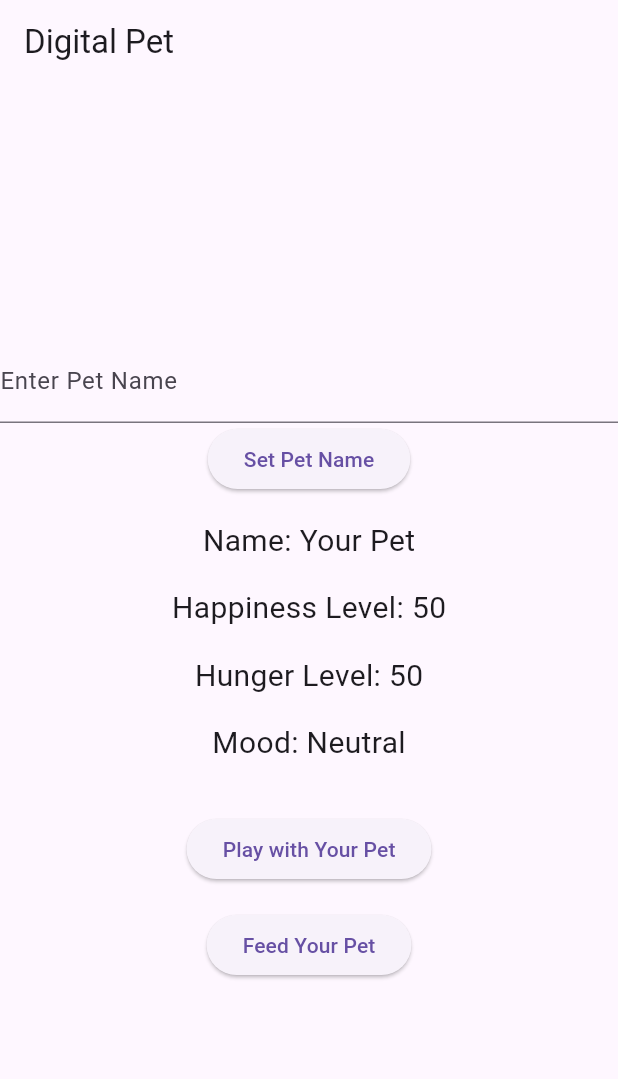
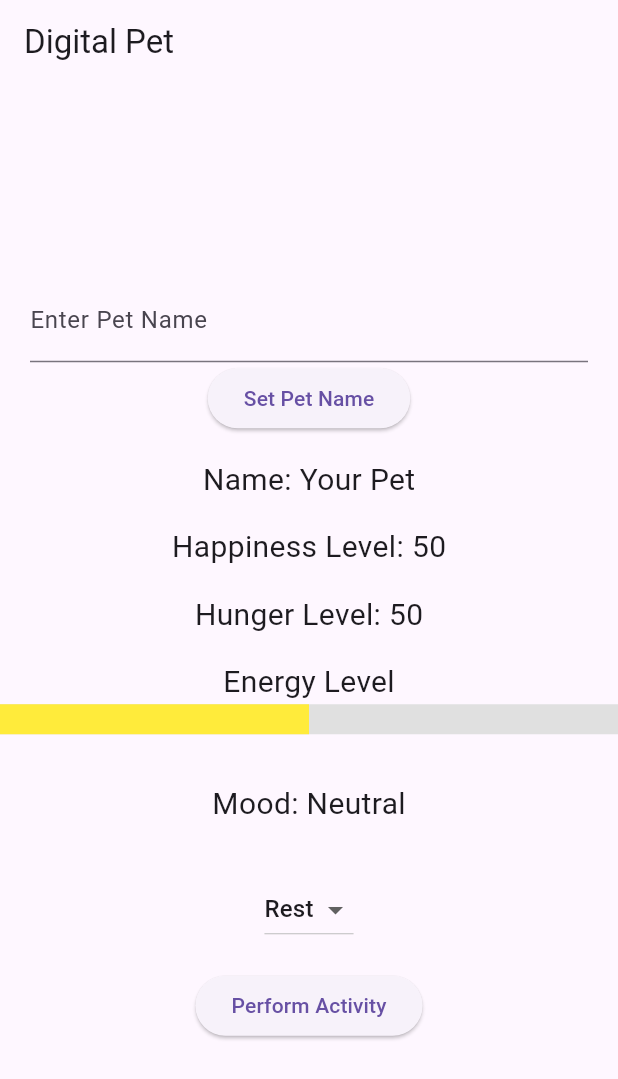
Before and after one commit to Harisurya123-byte/classActivityGroupChallenge, a Flutter app: the screen it shows after launch, on a phone screen of 412 x 824 dp. Shown: the top 1079 px of the screen. Run offline on Flutter 3.47's test engine with Material 3 defaults, Android fonts, the light colour scheme and no system bars.

Commit message:
Modified bonus task related changes

```diff
--- a/lib/main.dart
+++ b/lib/main.dart
@@ -16,16 +16,19 @@
   String petName = "Your Pet";
   int happinessLevel = 50;
   int hungerLevel = 50;
+  int energyLevel = 50;
   String mood = "Neutral";
   Color petColor = Colors.yellow;
+  String selectedActivity = 'Rest';
   TextEditingController nameController = TextEditingController();
 
   @override
   void initState() {
     super.initState();
-    // Automatically increase hunger every 30 seconds
+    // Automatically increase hunger and decrease energy every 30 seconds
     Timer.periodic(Duration(seconds: 30), (timer) {
       _autoIncreaseHunger();
+      _autoDecreaseEnergy();
       _checkWinLossConditions();
     });
   }
@@ -35,6 +38,7 @@
     setState(() {
       happinessLevel = (happinessLevel + 10).clamp(0, 100);
       _updateHunger();
+      _updateEnergy(-10);  // Playing decreases energy
       _updatePetColor();
       _updateMood();
       _checkWinLossConditions();
@@ -46,27 +50,31 @@
     setState(() {
       hungerLevel = (hungerLevel - 10).clamp(0, 100);
       _updateHappiness();
+      _updateEnergy(5);  // Feeding increases energy
       _updatePetColor();
       _updateMood();
       _checkWinLossConditions();
     });
   }
 
-  // Update happiness based on hunger level
-  void _updateHappiness() {
-    if (hungerLevel < 30) {
-      happinessLevel = (happinessLevel - 20).clamp(0, 100);
-    } else {
-      happinessLevel = (happinessLevel + 10).clamp(0, 100);
+  // Function to handle activity selection
+  void _performActivity() {
+    setState(() {
+      if (selectedActivity == 'Play') {
+        _playWithPet();
+      } else if (selectedActivity == 'Rest') {
+        _updateEnergy(15);  // Resting increases energy
+        _updateHappiness();
+      } else if (selectedActivity == 'Feed') {
+        _feedPet();
       }
+      _checkWinLossConditions();
+    });
   }
 
-  // Increase hunger level slightly when playing with the pet
-  void _updateHunger() {
-    hungerLevel = (hungerLevel + 5).clamp(0, 100);
-    if (hungerLevel >= 100) {
-      happinessLevel = (happinessLevel - 20).clamp(0, 100);
-    }
+  // Function to update energy based on activity
+  void _updateEnergy(int change) {
+    energyLevel = (energyLevel + change).clamp(0, 100);
   }
 
   // Auto increase hunger every 30 seconds
@@ -76,6 +84,13 @@
       if (hungerLevel >= 100) {
         happinessLevel = (happinessLevel - 20).clamp(0, 100);
       }
+    });
+  }
+
+  // Auto decrease energy every 30 seconds
+  void _autoDecreaseEnergy() {
+    setState(() {
+      energyLevel = (energyLevel - 5).clamp(0, 100);
     });
   }
 
@@ -101,6 +116,24 @@
     }
   }
 
+  // Update happiness based on hunger level
+  void _updateHappiness() {
+    if (hungerLevel < 30) {
+      happinessLevel = (happinessLevel - 20).clamp(0, 100);
+    } else {
+      happinessLevel = (happinessLevel + 10).clamp(0, 100);
+    }
+  }
+
+  // Update hunger when playing with the pet
+  void _updateHunger() {
+    hungerLevel = (hungerLevel + 5).clamp(0, 100);
+    if (hungerLevel > 100) {
+      hungerLevel = 100;
+      happinessLevel = (happinessLevel - 20).clamp(0, 100);
+    }
+  }
+
   // Set a custom name for the pet
   void _setPetName() {
     setState(() {
@@ -111,14 +144,12 @@
   // Check win/loss conditions
   void _checkWinLossConditions() {
     if (happinessLevel >= 80) {
-      // Win if happiness stays above 80 for 3 minutes
       Future.delayed(Duration(minutes: 3), () {
         if (happinessLevel >= 80) {
           _showWinDialog();
         }
       });
     } else if (hungerLevel >= 100 && happinessLevel <= 10) {
-      // Game over if hunger is 100 and happiness is 10
       _showGameOverDialog();
     }
   }
@@ -164,13 +195,17 @@
         title: Text('Digital Pet'),
       ),
       body: Center(
+        child: SingleChildScrollView(
           child: Column(
             mainAxisAlignment: MainAxisAlignment.center,
             children: <Widget>[
               // Pet name input field
-            TextField(
+              Padding(
+                padding: const EdgeInsets.symmetric(horizontal: 20.0),
+                child: TextField(
                   controller: nameController,
                   decoration: InputDecoration(labelText: 'Enter Pet Name'),
+                ),
               ),
               ElevatedButton(
                 onPressed: _setPetName,
@@ -199,6 +234,19 @@
               ),
               SizedBox(height: 16.0),
 
+              // Display energy level (LinearProgressIndicator)
+              Text(
+                'Energy Level',
+                style: TextStyle(fontSize: 20.0),
+              ),
+              LinearProgressIndicator(
+                value: energyLevel / 100,
+                minHeight: 20.0,
+                backgroundColor: Colors.grey[300],
+                color: petColor,
+              ),
+              SizedBox(height: 32.0),
+
               // Display pet's mood
               Text(
                 'Mood: $mood',
@@ -206,19 +254,30 @@
               ),
               SizedBox(height: 32.0),
 
-            // Play button
-            ElevatedButton(
-              onPressed: _playWithPet,
-              child: Text('Play with Your Pet'),
+              // Dropdown menu for activity selection
+              DropdownButton<String>(
+                value: selectedActivity,
+                items: <String>['Play', 'Rest', 'Feed'].map((String value) {
+                  return DropdownMenuItem<String>(
+                    value: value,
+                    child: Text(value),
+                  );
+                }).toList(),
+                onChanged: (String? newValue) {
+                  setState(() {
+                    selectedActivity = newValue!;
+                  });
+                },
               ),
               SizedBox(height: 16.0),
 
-            // Feed button
+              // Perform activity button
               ElevatedButton(
-              onPressed: _feedPet,
-              child: Text('Feed Your Pet'),
+                onPressed: _performActivity,
+                child: Text('Perform Activity'),
               ),
             ],
+          ),
         ),
       ),
     );
```
Lines whose indentation alone changed are shown as unchanged.
